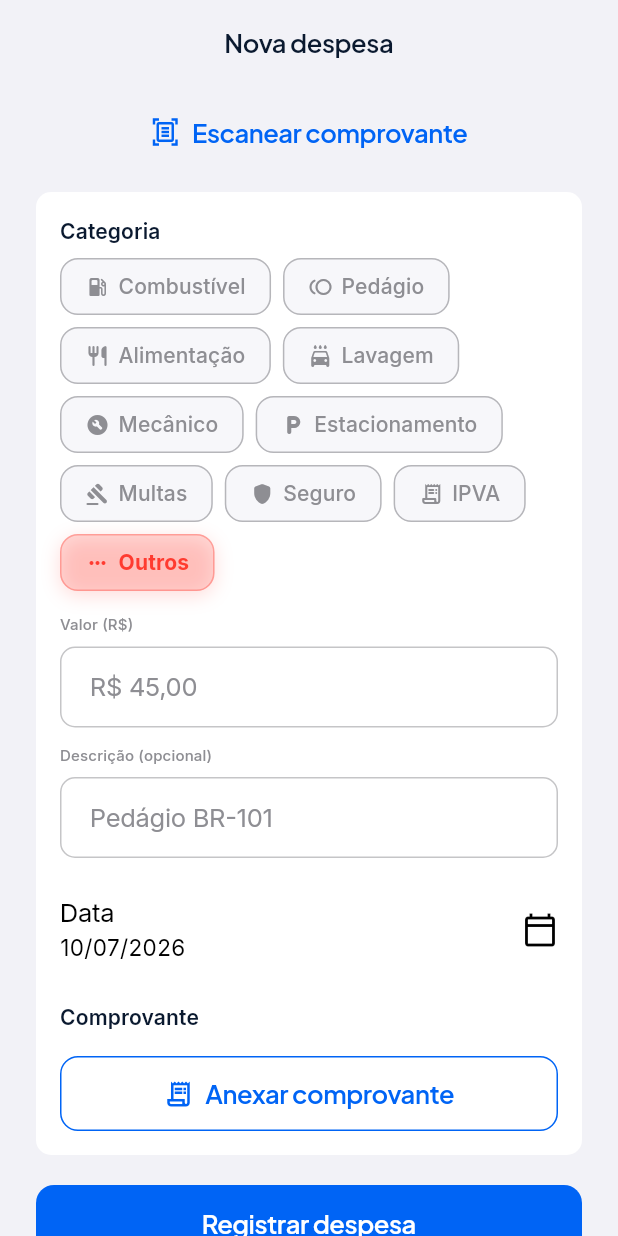
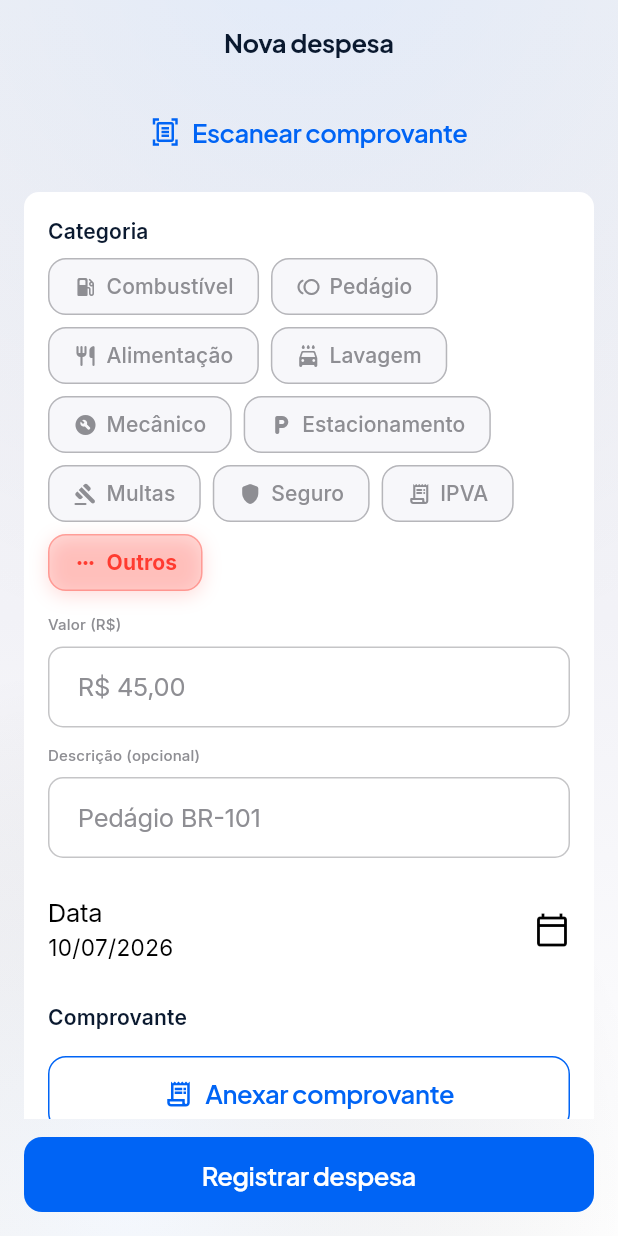
Before and after one commit to solerpedroo/driveflow, a Flutter app: the ExpenseFormScreen screen opened by its route, on a phone screen of 412 x 824 dp. Run offline on Flutter 3.47's test engine with Material 3 defaults, Android fonts, the phone set to English and light mode, and no system bars; our stand-ins replace cached_network_image, connectivity_plus, dio, file_picker, fl_chart, flutter_hooks and 14 more; missing offline and left inert: google_mlkit_text_recognition; accounts and stored records are empty; network calls fail; statements that could not run were skipped.

Commit message:
feat(expenses): formulário com DfFormScaffold
Co-authored-by: Pedro Henrique Contardi Soler <pedrocsoler@hotmail.com>

```diff
--- a/lib/features/expenses/presentation/screens/expense_form_screen.dart
+++ b/lib/features/expenses/presentation/screens/expense_form_screen.dart
@@ -12,7 +12,6 @@ import '../../../../core/theme/app_colors.dart';
 import '../../../../core/utils/currency_formatter.dart';
 import '../../../../core/utils/date_utils.dart';
 import '../../../../core/utils/validators.dart';
-import '../../../authentication/presentation/widgets/auth_primary_button.dart';
 import '../../../authentication/presentation/widgets/auth_text_field.dart';
 import '../../../vehicle/presentation/providers/vehicle_providers.dart';
 import '../../domain/entities/expense_entity.dart';
@@ -22,6 +21,7 @@ import '../widgets/receipt_scan_review_sheet.dart';
 import '../../../../shared/widgets/design_system/df_button.dart';
 import '../../../../shared/widgets/design_system/df_filter_pill.dart';
 import '../../../../shared/widgets/design_system/df_card.dart';
+import '../../../../shared/widgets/design_system/df_form_scaffold.dart';
 
 /// Formulário de criação/edição de despesa com comprovante e OCR.
 class ExpenseFormScreen extends HookConsumerWidget {
@@ -145,14 +145,12 @@ class ExpenseFormScreen extends HookConsumerWidget {
       if (saved != null && context.mounted) context.pop();
     }
 
-    return Scaffold(
-      appBar: AppBar(
-        title: Text(isEditing ? 'Editar despesa' : 'Nova despesa'),
-        backgroundColor: Colors.transparent,
-      ),
-      body: SingleChildScrollView(
-        padding: const EdgeInsets.fromLTRB(24, 8, 24, 32),
-        child: Form(
+    return DfFormScaffold(
+      title: isEditing ? 'Editar despesa' : 'Nova despesa',
+      submitLabel: isEditing ? 'Salvar alterações' : 'Registrar despesa',
+      isLoading: mutation.isLoading,
+      onSubmit: submit,
+      child: Form(
           key: formKey,
           child: Column(
             crossAxisAlignment: CrossAxisAlignment.stretch,
@@ -259,16 +257,9 @@ class ExpenseFormScreen extends HookConsumerWidget {
                   ),
                 ),
               ],
-              const SizedBox(height: 20),
-              AuthPrimaryButton(
-                label: isEditing ? 'Salvar alterações' : 'Registrar despesa',
-                isLoading: mutation.isLoading,
-                onPressed: submit,
-              ),
             ],
           ),
         ),
-      ),
     );
   }
 }
```
